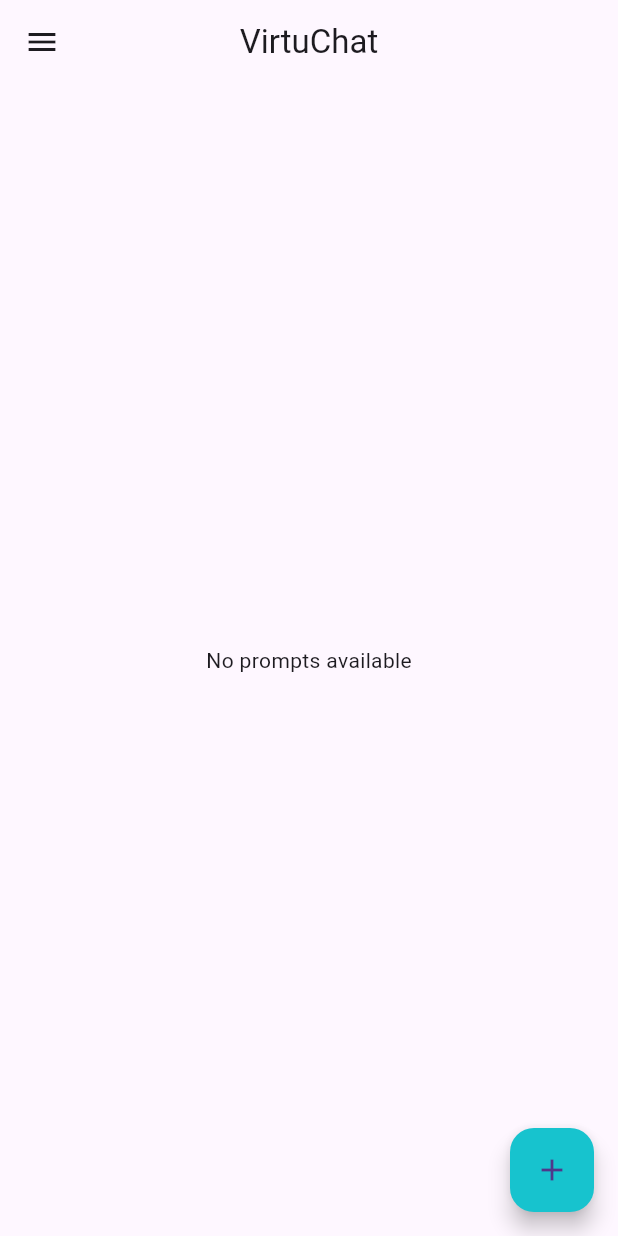
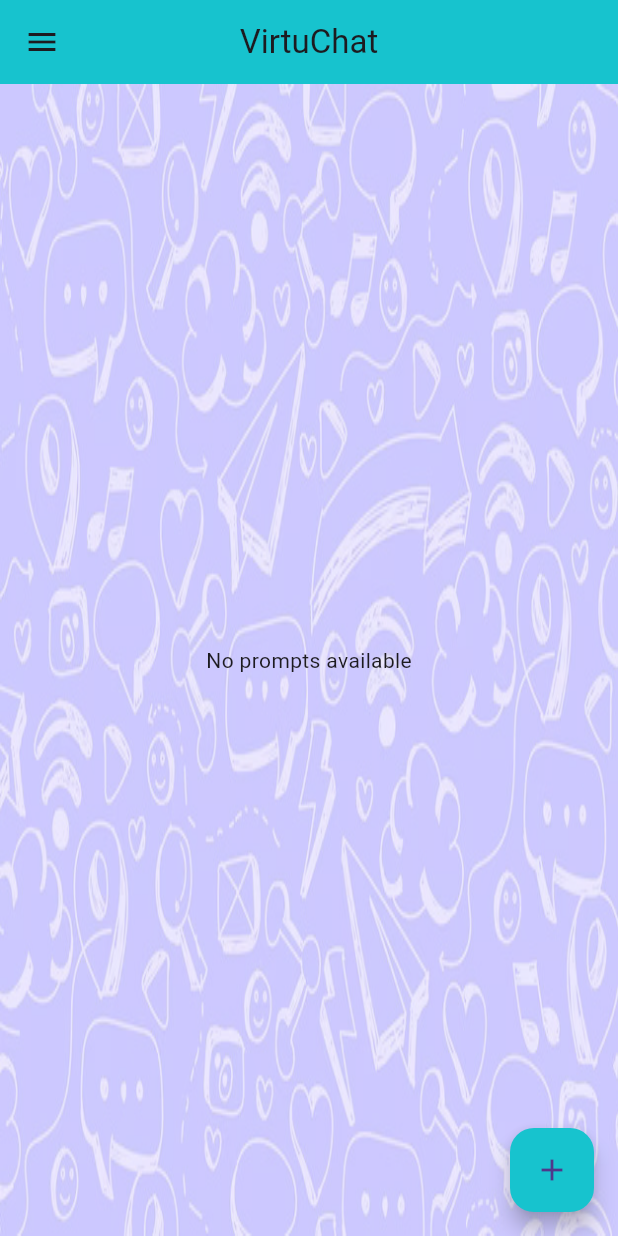
Before and after one commit to mehdinathani/VirtuChat, a Flutter app: the HomeView screen opened by its route, on a phone screen of 412 x 824 dp. Run offline on Flutter 3.47's test engine with Material 3 defaults, Android fonts, the light colour scheme and no system bars; our stand-ins replace cloud_firestore, file_picker, firebase_auth, firebase_core, firebase_storage, google_sign_in and 5 more; missing offline and left inert: google_gemini; accounts and stored records are empty.

Commit message:
update background images

```diff
--- a/lib/ui/views/home/home_view.dart
+++ b/lib/ui/views/home/home_view.dart
@@ -14,6 +14,7 @@ class HomeView extends StackedView<HomeViewModel> {
   ) {
     return Scaffold(
       appBar: AppBar(
+        backgroundColor: const Color(0xff17C3CE),
         centerTitle: true,
         title: const Text("VirtuChat"),
       ),
@@ -98,8 +99,18 @@ class HomeView extends StackedView<HomeViewModel> {
         ),
       ),
       body: SafeArea(
+        child: Container(
+          decoration: const BoxDecoration(
+            image: DecorationImage(
+              image: AssetImage(
+                "assets/image/bg1.jpg",
+              ),
+              fit: BoxFit.fill,
+              opacity: 0.5,
+            ),
+          ),
           child: Padding(
-          padding: const EdgeInsets.symmetric(horizontal: 25.0),
+            padding: const EdgeInsets.symmetric(horizontal: 25.0, vertical: 20),
             child: StreamBuilder<List<String>>(
               stream: viewModel.getPrompts(),
               builder: (context, snapshot) {
@@ -132,8 +143,13 @@ class HomeView extends StackedView<HomeViewModel> {
                         await viewModel.navigateToGeminiChat();
                       },
                       child: ListTile(
+                        shape: Border.all(width: 2),
                         tileColor: const Color(0xff17C3CE),
-                      title: Text(promptList[index]),
+                        title: Text(
+                          promptList[index],
+                          style: const TextStyle(
+                              fontSize: 30, fontWeight: FontWeight.bold),
+                        ),
                         trailing: IconButton(
                             onPressed: () async {
                               await viewModel.deletePrompt(promptList[index]);
@@ -145,6 +161,7 @@ class HomeView extends StackedView<HomeViewModel> {
                   },
                 );
               },
+            ),
           ),
         ),
       ),
```
Also changed, not shown: lib/ui/views/geminichat/geminichat_view.dart (+10 -0 lines), assets/image/bg1.jpg (added), assets/image/bg2.jpg (added). Lines whose indentation alone changed are shown as unchanged.
